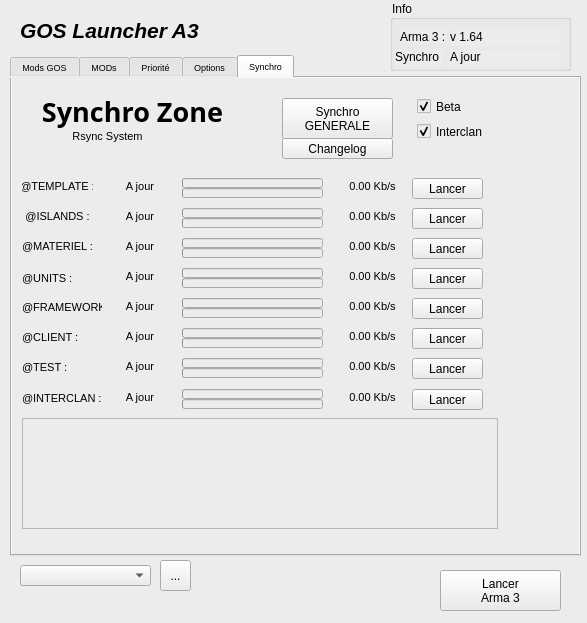
Qt form principale.ui (ChristopheTdn/GOSLauncher_A3_Python_version) before a commit.
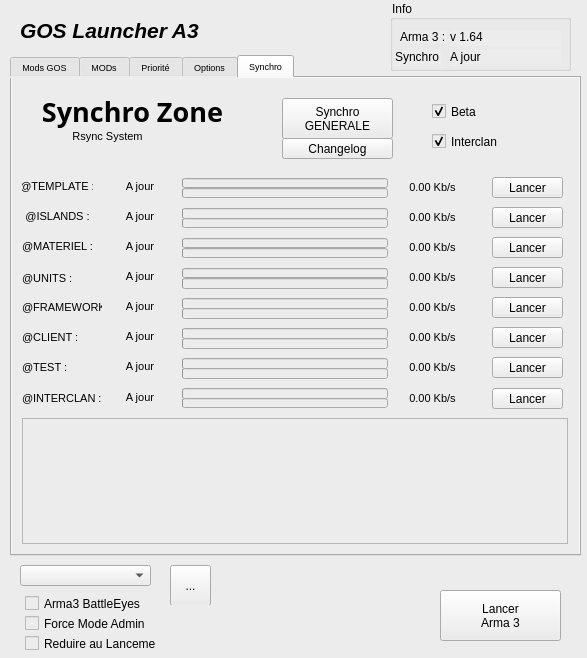
The same form after that commit. The open tabs and pages were chosen to show the change. Icons and pictures are not drawn.

Commit message: Fix interface avec affichage Temporisation sauvegarde

Diff of the .ui file:
```diff
--- a/principale.ui
+++ b/principale.ui
@@ -7,7 +7,7 @@
     <x>0</x>
     <y>0</y>
     <width>587</width>
-    <height>623</height>
+    <height>658</height>
    </rect>
   </property>
   <property name="windowTitle">
@@ -2413,10 +2413,10 @@
      <widget class="QLabel" name="label_synchro_template_debit">
       <property name="geometry">
        <rect>
-        <x>330</x>
-        <y>100</y>
-        <width>61</width>
-        <height>16</height>
+        <x>380</x>
+        <y>99</y>
+        <width>81</width>
+        <height>20</height>
        </rect>
       </property>
       <property name="font">
@@ -2434,8 +2434,8 @@
      <widget class="QPushButton" name="pushButton_synchro_template_launch">
       <property name="geometry">
        <rect>
-        <x>400</x>
-        <y>100</y>
+        <x>480</x>
+        <y>99</y>
         <width>71</width>
         <height>21</height>
        </rect>
@@ -2449,7 +2449,7 @@
        <rect>
         <x>170</x>
         <y>100</y>
-        <width>141</width>
+        <width>206</width>
         <height>10</height>
        </rect>
       </property>
@@ -2468,7 +2468,7 @@
        <rect>
         <x>170</x>
         <y>110</y>
-        <width>141</width>
+        <width>206</width>
         <height>10</height>
        </rect>
       </property>
@@ -2490,8 +2490,8 @@
        <rect>
         <x>10</x>
         <y>340</y>
-        <width>476</width>
-        <height>111</height>
+        <width>546</width>
+        <height>126</height>
        </rect>
       </property>
       <property name="acceptDrops">
@@ -2536,8 +2536,8 @@
        <rect>
         <x>170</x>
         <y>130</y>
-        <width>141</width>
-        <height>10</height>
+        <width>206</width>
+        <height>11</height>
        </rect>
       </property>
       <property name="value">
@@ -2553,10 +2553,10 @@
      <widget class="QLabel" name="label_synchro_islands_debit">
       <property name="geometry">
        <rect>
-        <x>330</x>
-        <y>130</y>
-        <width>61</width>
-        <height>16</height>
+        <x>380</x>
+        <y>129</y>
+        <width>81</width>
+        <height>20</height>
        </rect>
       </property>
       <property name="font">
@@ -2597,7 +2597,7 @@
        <rect>
         <x>170</x>
         <y>140</y>
-        <width>141</width>
+        <width>206</width>
         <height>10</height>
        </rect>
       </property>
@@ -2614,8 +2614,8 @@
      <widget class="QPushButton" name="pushButton_synchro_islands_launch">
       <property name="geometry">
        <rect>
-        <x>400</x>
-        <y>130</y>
+        <x>480</x>
+        <y>129</y>
         <width>71</width>
         <height>21</height>
        </rect>
@@ -2650,7 +2650,7 @@
        <rect>
         <x>170</x>
         <y>160</y>
-        <width>141</width>
+        <width>206</width>
         <height>10</height>
        </rect>
       </property>
@@ -2688,10 +2688,10 @@
      <widget class="QLabel" name="label_synchro_materiel_debit">
       <property name="geometry">
        <rect>
-        <x>330</x>
-        <y>160</y>
-        <width>61</width>
-        <height>16</height>
+        <x>380</x>
+        <y>159</y>
+        <width>81</width>
+        <height>20</height>
        </rect>
       </property>
       <property name="font">
@@ -2711,7 +2711,7 @@
        <rect>
         <x>170</x>
         <y>170</y>
-        <width>141</width>
+        <width>206</width>
         <height>10</height>
        </rect>
       </property>
@@ -2728,8 +2728,8 @@
      <widget class="QPushButton" name="pushButton_synchro_materiel_launch">
       <property name="geometry">
        <rect>
-        <x>400</x>
-        <y>160</y>
+        <x>480</x>
+        <y>159</y>
         <width>71</width>
         <height>21</height>
        </rect>
@@ -2741,10 +2741,10 @@
      <widget class="QLabel" name="label_synchro_framework_debit">
       <property name="geometry">
        <rect>
-        <x>330</x>
-        <y>220</y>
-        <width>61</width>
-        <height>16</height>
+        <x>380</x>
+        <y>219</y>
+        <width>81</width>
+        <height>20</height>
        </rect>
       </property>
       <property name="font">
@@ -2762,8 +2762,8 @@
      <widget class="QPushButton" name="pushButton_synchro_framework_launch">
       <property name="geometry">
        <rect>
-        <x>400</x>
-        <y>220</y>
+        <x>480</x>
+        <y>219</y>
         <width>71</width>
         <height>21</height>
        </rect>
@@ -2798,8 +2798,8 @@
        <rect>
         <x>170</x>
         <y>230</y>
-        <width>141</width>
-        <height>10</height>
+        <width>206</width>
+        <height>11</height>
        </rect>
       </property>
       <property name="value">
@@ -2838,8 +2838,8 @@
        <rect>
         <x>170</x>
         <y>220</y>
-        <width>141</width>
-        <height>10</height>
+        <width>206</width>
+        <height>11</height>
        </rect>
       </property>
       <property name="value">
@@ -2897,10 +2897,10 @@
      <widget class="QLabel" name="label_synchro_units_debit">
       <property name="geometry">
        <rect>
-        <x>330</x>
-        <y>190</y>
-        <width>61</width>
-        <height>16</height>
+        <x>380</x>
+        <y>189</y>
+        <width>81</width>
+        <height>20</height>
        </rect>
       </property>
       <property name="font">
@@ -2920,8 +2920,8 @@
        <rect>
         <x>170</x>
         <y>200</y>
-        <width>141</width>
-        <height>10</height>
+        <width>206</width>
+        <height>11</height>
        </rect>
       </property>
       <property name="value">
@@ -2939,7 +2939,7 @@
        <rect>
         <x>170</x>
         <y>190</y>
-        <width>141</width>
+        <width>206</width>
         <height>10</height>
        </rect>
       </property>
@@ -2956,8 +2956,8 @@
      <widget class="QPushButton" name="pushButton_synchro_units_launch">
       <property name="geometry">
        <rect>
-        <x>400</x>
-        <y>190</y>
+        <x>480</x>
+        <y>189</y>
         <width>71</width>
         <height>21</height>
        </rect>
@@ -2969,8 +2969,8 @@
      <widget class="QPushButton" name="pushButton_synchro_client_launch">
       <property name="geometry">
        <rect>
-        <x>400</x>
-        <y>250</y>
+        <x>480</x>
+        <y>249</y>
         <width>71</width>
         <height>21</height>
        </rect>
@@ -2984,8 +2984,8 @@
        <rect>
         <x>170</x>
         <y>250</y>
-        <width>141</width>
-        <height>10</height>
+        <width>206</width>
+        <height>11</height>
        </rect>
       </property>
       <property name="value">
@@ -3024,8 +3024,8 @@
        <rect>
         <x>170</x>
         <y>260</y>
-        <width>141</width>
-        <height>10</height>
+        <width>206</width>
+        <height>11</height>
        </rect>
       </property>
       <property name="value">
@@ -3062,10 +3062,10 @@
      <widget class="QLabel" name="label_synchro_client_debit">
       <property name="geometry">
        <rect>
-        <x>330</x>
-        <y>250</y>
-        <width>61</width>
-        <height>16</height>
+        <x>380</x>
+        <y>249</y>
+        <width>81</width>
+        <height>20</height>
        </rect>
       </property>
       <property name="font">
@@ -3085,8 +3085,8 @@
        <rect>
         <x>170</x>
         <y>290</y>
-        <width>141</width>
-        <height>10</height>
+        <width>206</width>
+        <height>11</height>
        </rect>
       </property>
       <property name="value">
@@ -3102,8 +3102,8 @@
      <widget class="QPushButton" name="pushButton_synchro_test_launch">
       <property name="geometry">
        <rect>
-        <x>400</x>
-        <y>280</y>
+        <x>480</x>
+        <y>279</y>
         <width>71</width>
         <height>21</height>
        </rect>
@@ -3117,8 +3117,8 @@
        <rect>
         <x>170</x>
         <y>280</y>
-        <width>141</width>
-        <height>10</height>
+        <width>206</width>
+        <height>11</height>
        </rect>
       </property>
       <property name="value">
@@ -3176,10 +3176,10 @@
      <widget class="QLabel" name="label_synchro_test_debit">
       <property name="geometry">
        <rect>
-        <x>330</x>
-        <y>280</y>
-        <width>61</width>
-        <height>16</height>
+        <x>380</x>
+        <y>279</y>
+        <width>81</width>
+        <height>20</height>
        </rect>
       </property>
       <property name="font">
@@ -3197,10 +3197,10 @@
      <widget class="QLabel" name="label_synchro_interclan_debit">
       <property name="geometry">
        <rect>
-        <x>330</x>
-        <y>311</y>
-        <width>61</width>
-        <height>16</height>
+        <x>380</x>
+        <y>310</y>
+        <width>81</width>
+        <height>20</height>
        </rect>
       </property>
       <property name="font">
@@ -3240,9 +3240,9 @@
       <property name="geometry">
        <rect>
         <x>170</x>
-        <y>311</y>
-        <width>141</width>
-        <height>10</height>
+        <y>310</y>
+        <width>206</width>
+        <height>11</height>
        </rect>
       </property>
       <property name="value">
@@ -3259,8 +3259,8 @@
       <property name="geometry">
        <rect>
         <x>170</x>
-        <y>321</y>
-        <width>141</width>
+        <y>320</y>
+        <width>206</width>
         <height>10</height>
        </rect>
       </property>
@@ -3277,8 +3277,8 @@
      <widget class="QPushButton" name="pushButton_synchro_interclan_launch">
       <property name="geometry">
        <rect>
-        <x>400</x>
-        <y>311</y>
+        <x>480</x>
+        <y>310</y>
         <width>71</width>
         <height>21</height>
        </rect>
@@ -3338,8 +3338,8 @@
      <widget class="QCheckBox" name="checkBox_SynchroBeta">
       <property name="geometry">
        <rect>
-        <x>405</x>
-        <y>20</y>
+        <x>420</x>
+        <y>25</y>
         <width>70</width>
         <height>17</height>
        </rect>
@@ -3354,8 +3354,8 @@
      <widget class="QCheckBox" name="checkBox_SynchroInterclan">
       <property name="geometry">
        <rect>
-        <x>405</x>
-        <y>45</y>
+        <x>420</x>
+        <y>55</y>
         <width>70</width>
         <height>17</height>
        </rect>
@@ -3373,9 +3373,9 @@
     <property name="geometry">
      <rect>
       <x>440</x>
-      <y>570</y>
+      <y>590</y>
       <width>121</width>
-      <height>41</height>
+      <height>51</height>
      </rect>
     </property>
     <property name="text">
@@ -3422,10 +3422,10 @@
    <widget class="QToolButton" name="toolButton_saveProfil">
     <property name="geometry">
      <rect>
-      <x>160</x>
-      <y>560</y>
-      <width>31</width>
-      <height>31</height>
+      <x>170</x>
+      <y>565</y>
+      <width>41</width>
+      <height>41</height>
      </rect>
     </property>
     <property name="text">
@@ -3529,6 +3529,70 @@
     <zorder>label_info_synchro_taille</zorder>
     <zorder>label_info_arma3_version</zorder>
    </widget>
+   <widget class="QCheckBox" name="checkBox_Arma3BattleEyes">
+    <property name="geometry">
+     <rect>
+      <x>25</x>
+      <y>595</y>
+      <width>131</width>
+      <height>17</height>
+     </rect>
+    </property>
+    <property name="text">
+     <string>Arma3 BattleEyes</string>
+    </property>
+    <property name="checked">
+     <bool>false</bool>
+    </property>
+   </widget>
+   <widget class="QCheckBox" name="checkBox_forceAdminMode">
+    <property name="geometry">
+     <rect>
+      <x>25</x>
+      <y>615</y>
+      <width>131</width>
+      <height>17</height>
+     </rect>
+    </property>
+    <property name="text">
+     <string>Force Mode Admin</string>
+    </property>
+    <property name="checked">
+     <bool>false</bool>
+    </property>
+   </widget>
+   <widget class="QCheckBox" name="checkBox_reduceOnLaunch">
+    <property name="geometry">
+     <rect>
+      <x>25</x>
+      <y>635</y>
+      <width>131</width>
+      <height>17</height>
+     </rect>
+    </property>
+    <property name="text">
+     <string>Reduire au Lancement</string>
+    </property>
+    <property name="checked">
+     <bool>false</bool>
+    </property>
+   </widget>
+   <widget class="QLabel" name="label_Done">
+    <property name="geometry">
+     <rect>
+      <x>165</x>
+      <y>605</y>
+      <width>56</width>
+      <height>16</height>
+     </rect>
+    </property>
+    <property name="text">
+     <string/>
+    </property>
+    <property name="alignment">
+     <set>Qt::AlignCenter</set>
+    </property>
+   </widget>
   </widget>
  </widget>
  <resources/>
```
Left out of the diff: 20 changed lines with no effect on the pictures. The commit also changes 6 other files.
